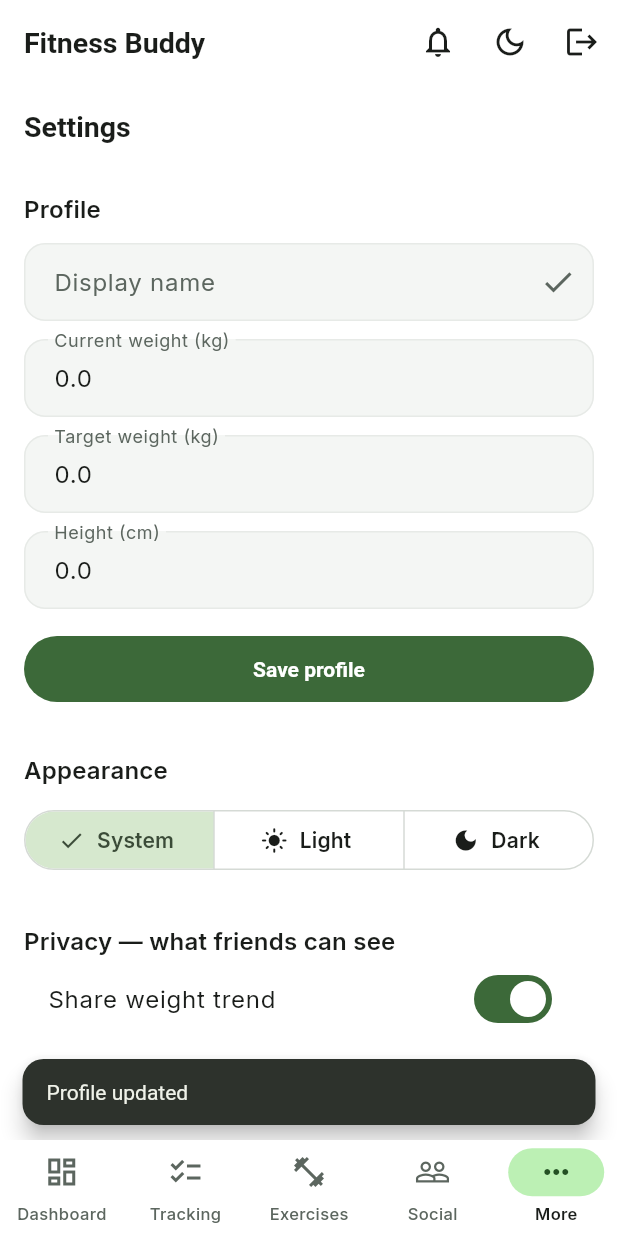
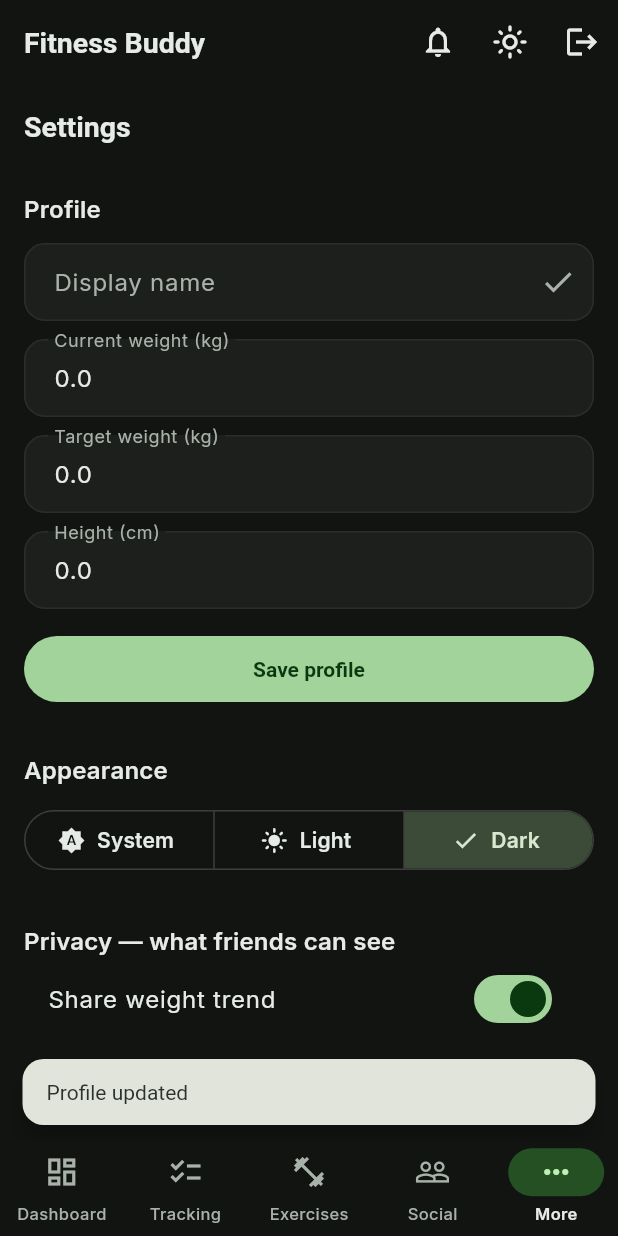
Before and after one commit to vaibhavhariramani/fitness_buddy, a Flutter app: the SettingsScreen screen opened by its route, after a tap on "Save profile", on a phone screen of 412 x 824 dp. Run offline on Flutter 3.47's test engine with Material 3 defaults, Android fonts, the phone set to English and light mode, and no system bars; our stand-ins replace audioplayers, cached_network_image, cloud_firestore, cloud_functions, firebase_auth, firebase_core and 18 more; missing offline and left inert: mobile_scanner, path_parsing; accounts and stored records are empty; generated files the repository leaves out were written again; network calls fail.

Commit message:
feat: dark mode and share-meals default on for new installs
- Fresh install (no stored theme preference) now starts in dark mode
  instead of following system theme; an explicit toggle always wins
  after that.
- shareMeals now defaults on, matching shareWeight/shareWorkouts/
  shareStreak/shareStories — friends only ever exist by mutual
  acceptance, so sharing defaults on and is opt-out per field.
- firestore.rules: shareMeals read gate falls back to true when the
  field is absent, same defense-in-depth already applied to
  shareStories.

Social was already in the primary bottom nav (Dashboard/Tracking/
Exercises/Social/More) from an earlier change — no change needed there.

Co-Authored-By: Claude Sonnet 5 <noreply@anthropic.com>

```diff
--- a/lib/app/theme_mode_controller.dart
+++ b/lib/app/theme_mode_controller.dart
@@ -16,9 +16,11 @@ class ThemeModeController extends StateNotifier<ThemeMode> {
 
   static ThemeMode loadInitial(SharedPreferences prefs) {
     final stored = prefs.getString(_themeModePrefsKey);
+    // Dark by default on a fresh install (no stored preference yet) — once
+    // the user picks a mode via the toggle, that explicit choice always wins.
     return ThemeMode.values.firstWhere(
       (mode) => mode.name == stored,
-      orElse: () => ThemeMode.system,
+      orElse: () => ThemeMode.dark,
     );
   }
 }
--- a/lib/features/settings/settings_screen.dart
+++ b/lib/features/settings/settings_screen.dart
@@ -319,7 +319,7 @@ class _SettingsScreenState extends ConsumerState<SettingsScreen> {
           SwitchListTile(
             title: const Text("Share today's meal photos"),
             subtitle: const Text(
-              'Off by default — opt in to let friends see them',
+              'On by default — turn off to keep your meal photos private',
             ),
             value: profile.privacy.shareMeals,
             onChanged:
--- a/lib/models/user_profile.dart
+++ b/lib/models/user_profile.dart
@@ -6,10 +6,9 @@ class PrivacySettings {
   final bool shareWorkouts;
   final bool shareStreak;
 
-  /// Whether today's meal photos are visible to accepted friends. Unlike the
-  /// other flags (which default on for backward compatibility), this
-  /// defaults OFF — food photos are more personal than a weight number or a
-  /// workout count, so sharing them is opt-in.
+  /// Whether today's meal photos are visible to accepted friends. On by
+  /// default, same as the other flags — friends only ever exist by mutual
+  /// acceptance, so sharing defaults on and is opt-out per field.
   final bool shareMeals;
 
   /// Whether friends can see this user's 24h stories (weight/meal photos
@@ -22,7 +21,7 @@ class PrivacySettings {
     this.shareWeight = true,
     this.shareWorkouts = true,
     this.shareStreak = true,
-    this.shareMeals = false,
+    this.shareMeals = true,
     this.shareStories = true,
   });
 
@@ -40,7 +39,7 @@ class PrivacySettings {
       shareWeight: json['shareWeight'] as bool? ?? true,
       shareWorkouts: json['shareWorkouts'] as bool? ?? true,
       shareStreak: json['shareStreak'] as bool? ?? true,
-      shareMeals: json['shareMeals'] as bool? ?? false,
+      shareMeals: json['shareMeals'] as bool? ?? true,
       shareStories: json['shareStories'] as bool? ?? true,
     );
   }
```
Also changed, not shown: 1 other file.
